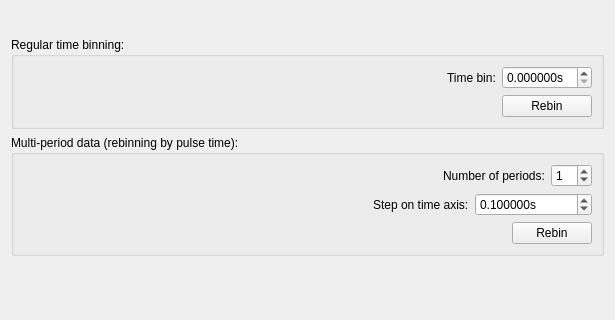
Qt form MantidQt/CustomInterfaces/inc/MantidQtCustomInterfaces/EnggDiffraction/EnggDiffractionQtTabPreproc.ui (mantidproject/mantid) before a commit; both pictures show x 0 to 615 and y 0 to 320 of the 615 by 562 pixel window.
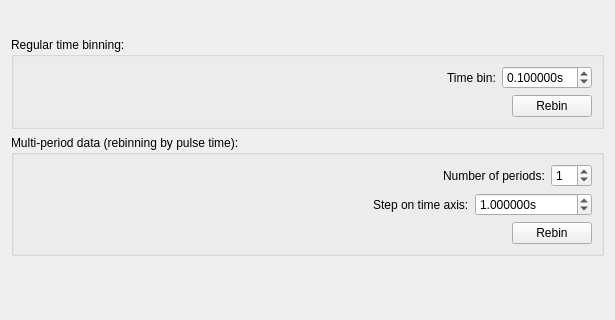
The same form after that commit. Custom widgets are drawn as their Qt base class.

The edit to the form file:
```diff
--- a/MantidQt/CustomInterfaces/inc/MantidQtCustomInterfaces/EnggDiffraction/EnggDiffractionQtTabPreproc.ui
+++ b/MantidQt/CustomInterfaces/inc/MantidQtCustomInterfaces/EnggDiffraction/EnggDiffractionQtTabPreproc.ui
@@ -61,6 +61,8 @@
      </property>
      <layout class="QGridLayout" name="gridLayout">
       <item row="0" column="0">
+       <layout class="QHBoxLayout" name="horizontalLayout_5">
+        <item>
        <spacer name="horizontalSpacer">
         <property name="orientation">
          <enum>Qt::Horizontal</enum>
@@ -73,14 +75,14 @@
         </property>
        </spacer>
       </item>
-      <item row="0" column="1">
+        <item>
        <widget class="QLabel" name="label">
         <property name="text">
          <string>Time bin:</string>
         </property>
        </widget>
       </item>
-      <item row="0" column="2">
+        <item>
        <widget class="QDoubleSpinBox" name="doubleSpinBox_time_bin">
         <property name="suffix">
          <string>s</string>
@@ -91,16 +93,16 @@
         <property name="singleStep">
          <double>0.000001000000000</double>
         </property>
-       </widget>
-      </item>
-      <item row="1" column="2">
-       <widget class="QPushButton" name="pushButton_rebin_time">
-        <property name="text">
-         <string>Rebin</string>
+          <property name="value">
+           <double>0.100000000000000</double>
         </property>
        </widget>
       </item>
-      <item row="1" column="0" colspan="2">
+       </layout>
+      </item>
+      <item row="1" column="0">
+       <layout class="QHBoxLayout" name="horizontalLayout_4">
+        <item>
        <spacer name="horizontalSpacer_2">
         <property name="orientation">
          <enum>Qt::Horizontal</enum>
@@ -113,6 +115,15 @@
         </property>
        </spacer>
       </item>
+        <item>
+         <widget class="QPushButton" name="pushButton_rebin_time">
+          <property name="text">
+           <string>Rebin</string>
+          </property>
+         </widget>
+        </item>
+       </layout>
+      </item>
      </layout>
     </widget>
    </item>
@@ -190,7 +201,7 @@
            <double>999999999.000000000000000</double>
           </property>
           <property name="value">
-           <double>0.100000000000000</double>
+           <double>1.000000000000000</double>
           </property>
          </widget>
         </item>
```
Lines whose indentation alone changed are shown as unchanged.
